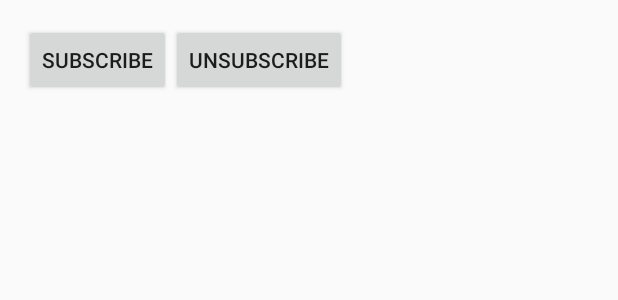
After one commit to GorshkovTimur/LibrariesCourse, an Android app: the layout activity_rx.xml on its own in the app's theme, with its tools: preview values and no code run, on a phone screen of 412 x 824 dp. The commit adds this screen. Shown: the top 300 px of the screen. Run offline under Robolectric (Android 15) with nearby library versions, the phone set to English and light mode, and no system bars.

Commit message:
RxJavaActivity done

```diff
--- a/app/build.gradle
+++ b/app/build.gradle
@@ -32,4 +32,7 @@ dependencies {
     implementation 'com.github.moxy-community:moxy-androidx:1.0.13'
     implementation 'com.github.moxy-community:moxy-material:1.0.13'
 
+    implementation "io.reactivex.rxjava2:rxjava:2.2.8"
+    implementation "io.reactivex.rxjava2:rxandroid:2.1.1"
+
 }
--- /dev/null
+++ b/app/src/main/res/layout/activity_rx.xml
@@ -0,0 +1,25 @@
+<?xml version="1.0" encoding="utf-8"?>
+<LinearLayout xmlns:android="http://schemas.android.com/apk/res/android"
+    xmlns:app="http://schemas.android.com/apk/res-auto"
+    xmlns:tools="http://schemas.android.com/tools"
+    android:layout_width="match_parent"
+    android:layout_height="match_parent"
+    android:orientation="horizontal"
+    android:layout_margin="@dimen/margin"
+    tools:context=".Lesson2.RxJava.RxActivity">
+
+    <Button
+        android:id="@+id/button_subscribe"
+        android:text="@string/subscribe"
+        android:onClick="onButtonSubscribeClick"
+        android:layout_width="wrap_content"
+        android:layout_height="wrap_content"/>
+
+    <Button
+        android:id="@+id/button_unsubscribe"
+        android:text="@string/unsubscribe"
+        android:onClick="onButtonUnsubscribeClick"
+        android:layout_width="wrap_content"
+        android:layout_height="wrap_content"/>
+
+</LinearLayout>
--- a/app/src/main/res/values/strings.xml
+++ b/app/src/main/res/values/strings.xml
@@ -6,4 +6,6 @@
     <string name="button_subscribe">subscribe</string>
     <string name="button_unsubscribe">unsubscribe</string>
     <string name="button_spam">spam</string>
+    <string name="subscribe">subscribe</string>
+    <string name="unsubscribe">unsubscribe</string>
 </resources>
```
Also changed, not shown: app/src/main/AndroidManifest.xml (+4 -3 lines), app/src/main/java/com/timmyg/librariescourse/Lesson2/RxJava/RxActivity.java (added, +62 -0 lines), app/src/main/java/com/timmyg/librariescourse/Lesson2/RxJava/RxPresenter.java (added, +24 -0 lines).
